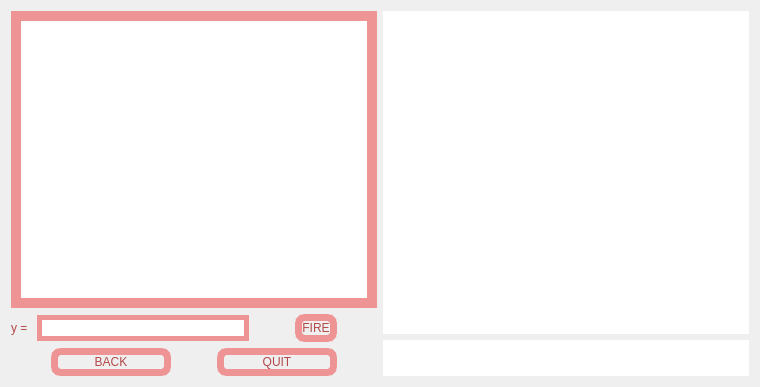
Qt form MATFWars/wargame.ui (Divljo31/MATFWars) before a commit.
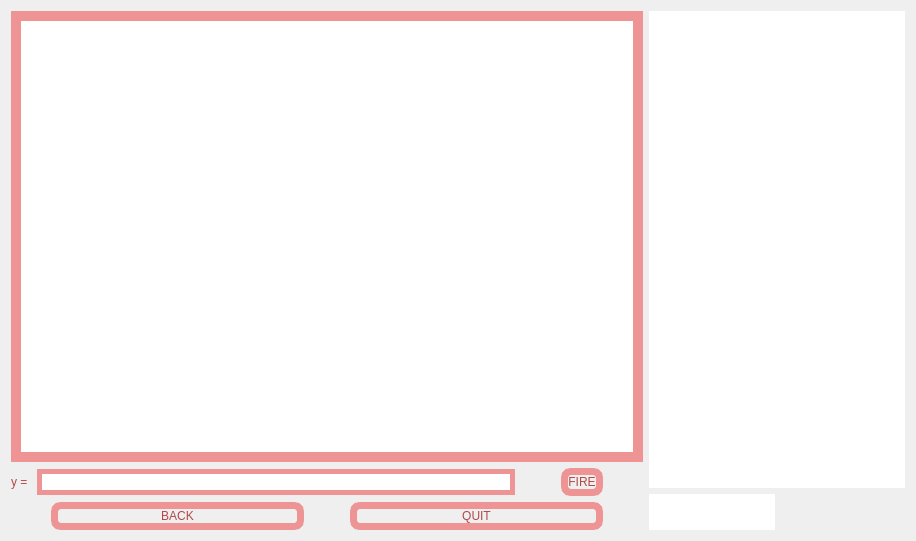
The same form after that commit. Icons and pictures are not drawn.

Patch:
```diff
--- a/MATFWars/wargame.ui
+++ b/MATFWars/wargame.ui
@@ -6,8 +6,8 @@
    <rect>
     <x>0</x>
     <y>0</y>
-    <width>760</width>
-    <height>387</height>
+    <width>916</width>
+    <height>541</height>
    </rect>
   </property>
   <property name="windowTitle">
@@ -192,6 +192,12 @@
         <layout class="QVBoxLayout" name="verticalLayout_2">
          <item>
           <widget class="QTextBrowser" name="chat_textBrowser">
+           <property name="sizePolicy">
+            <sizepolicy hsizetype="Fixed" vsizetype="Expanding">
+             <horstretch>0</horstretch>
+             <verstretch>0</verstretch>
+            </sizepolicy>
+           </property>
            <property name="styleSheet">
             <string notr="true">background-image: url(:/background/whiteBackground.jpg);
 border:10px solid;
@@ -201,6 +207,12 @@
          </item>
          <item>
           <widget class="QLineEdit" name="chat_lineEdit">
+           <property name="sizePolicy">
+            <sizepolicy hsizetype="Fixed" vsizetype="Fixed">
+             <horstretch>0</horstretch>
+             <verstretch>0</verstretch>
+            </sizepolicy>
+           </property>
            <property name="styleSheet">
             <string notr="true">border:10px solid;
 border-color: rgb(255, 255, 255);
```
Left out of the diff: 2 changed lines with no effect on the pictures.
